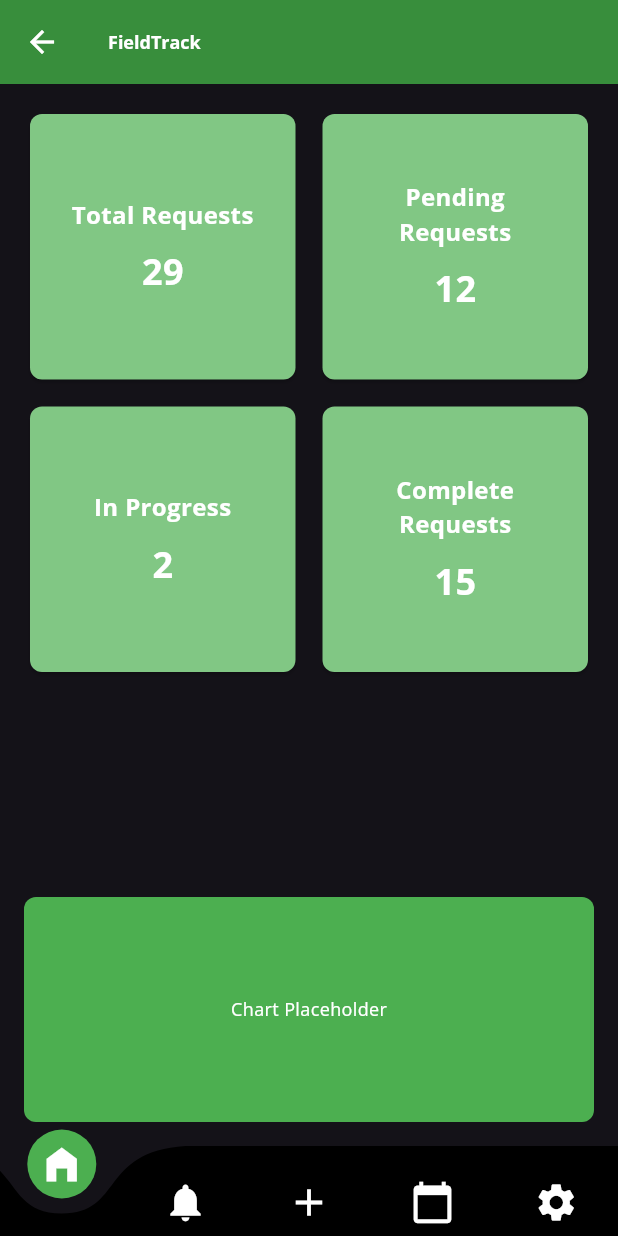
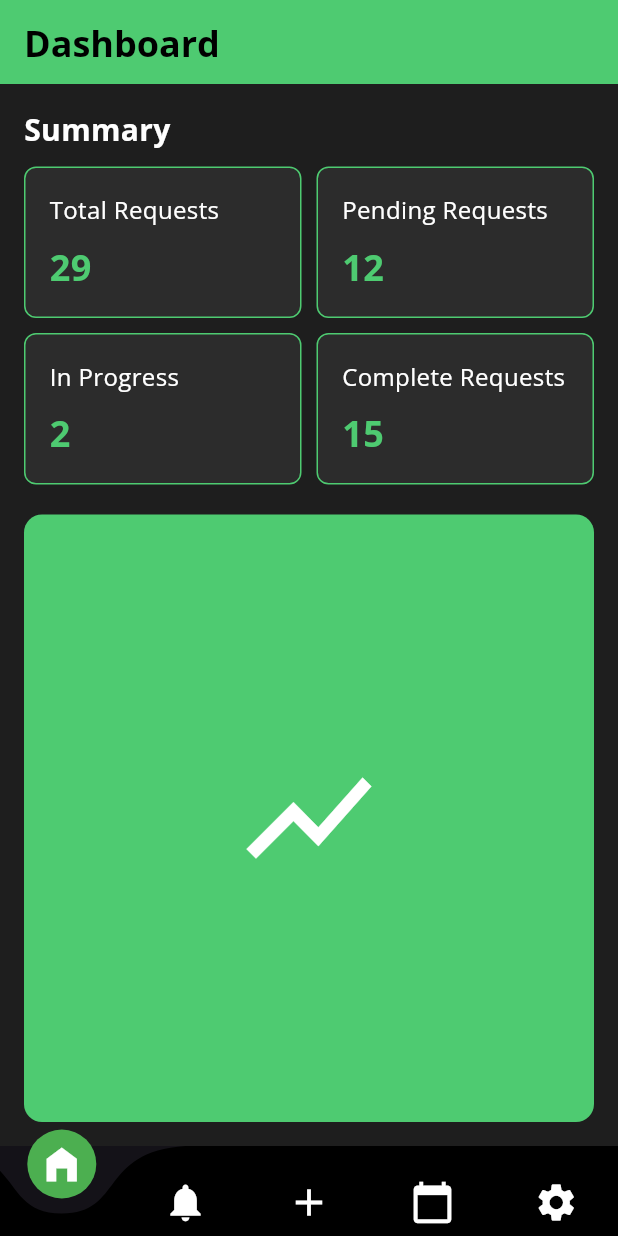
Before and after one commit to MarkMuyobe/FieldTrack, a Flutter app: the MyHomePage screen opened directly, on a phone screen of 412 x 824 dp. Run offline on Flutter 3.47's test engine with Material 3 defaults, Android fonts, the light colour scheme and no system bars; drawn by our look-alikes of curved_navigation_bar; our stand-ins replace firebase_auth, firebase_core, fluttertoast, google_fonts; accounts and stored records are empty; network calls fail.

Commit message:
Dashboard and Navbar

```diff
--- a/lib/pages/dashboard.dart
+++ b/lib/pages/dashboard.dart
@@ -1,41 +1,138 @@
 import 'package:flutter/material.dart';
 
 class Dashboard extends StatelessWidget {
-  const Dashboard({super.key});
+  const Dashboard({Key? key}) : super(key: key);
 
   @override
   Widget build(BuildContext context) {
-    return Padding(
+    return Scaffold(
+      backgroundColor: const Color(0xFF1E1E1E), // Dark background color
+      appBar: AppBar(
+        backgroundColor: const Color(0xFF4ECB71), // Green app bar color
+        title: const Text(
+          'Dashboard',
+          style: TextStyle(fontSize: 24, fontWeight: FontWeight.bold, color: Colors.black),
+        ),
+        automaticallyImplyLeading: false, // Remove back button
+      ),
+      body: Padding(
         padding: const EdgeInsets.all(16.0),
         child: Column(
+          crossAxisAlignment: CrossAxisAlignment.start,
           children: [
-          // Summary Section
+            // Top Section (Title and Switch Placeholder)
+            const Row(
+              mainAxisAlignment: MainAxisAlignment.spaceBetween,
+              children: [
+                Text(
+                  'Summary',
+                  style: TextStyle(
+                    fontSize: 20,
+                    color: Colors.white,
+                    fontWeight: FontWeight.bold,
+                  ),
+                ),
+              ],
+            ),
+            const SizedBox(height: 10),
+
+            // First Row (Total Requests and Pending Requests)
+            const Row(
+              children: [
                 Expanded(
-            child: GridView.count(
-              crossAxisCount: 2,
-              crossAxisSpacing: 10.0,
-              mainAxisSpacing: 10.0,
-              children: <Widget>[
-                SummaryCard(title: "Total Requests", value: "29"),
-                SummaryCard(title: "Pending Requests", value: "12"),
-                SummaryCard(title: "In Progress", value: "2"),
-                SummaryCard(title: "Complete Requests", value: "15"),
+                  child: SummaryCard(
+                    title: 'Total Requests',
+                    value: '29',
+                    color: Color(0xFF4ECB71),
+                  ),
+                ),
+                SizedBox(width: 10),
+                Expanded(
+                  child: SummaryCard(
+                    title: 'Pending Requests',
+                    value: '12',
+                    color: Color(0xFF4ECB71),
+                  ),
+                ),
+              ],
+            ),
+            const SizedBox(height: 10),
+
+            // Second Row (In Progress and Complete Requests)
+            const Row(
+              children: [
+                Expanded(
+                  child: SummaryCard(
+                    title: 'In Progress',
+                    value: '2',
+                    color: Color(0xFF4ECB71),
+                  ),
+                ),
+                SizedBox(width: 10),
+                Expanded(
+                  child: SummaryCard(
+                    title: 'Complete Requests',
+                    value: '15',
+                    color: Color(0xFF4ECB71),
+                  ),
+                ),
+              ],
+            ),
+            const SizedBox(height: 20),
+
+            // Graph Section (Placeholder for now)
+            Expanded(
+              child: Container(
+                decoration: BoxDecoration(
+                  color: const Color(0xFF4ECB71),
+                  borderRadius: BorderRadius.circular(12),
+                ),
+                child: const Center(
+                  child: Icon(
+                    Icons.show_chart, // Placeholder for graph
+                    size: 100,
+                    color: Colors.white,
+                  ),
+                ),
+              ),
+            ),
           ],
         ),
       ),
-          // Chart Section
-          Container(
-            height: 150,
+    );
+  }
+}
+
+class SummaryCard extends StatelessWidget {
+  final String title;
+  final String value;
+  final Color color;
+
+  const SummaryCard({Key? key, required this.title, required this.value, required this.color}) : super(key: key);
+
+  @override
+  Widget build(BuildContext context) {
+    return Container(
+      padding: const EdgeInsets.all(16),
       decoration: BoxDecoration(
-              color: Colors.green,
-              borderRadius: BorderRadius.circular(8.0),
+        color: const Color(0xFF2C2C2C), // Dark card background
+        borderRadius: BorderRadius.circular(8),
+        border: Border.all(color: color),
       ),
-            child: const Center(
-              child: Text('Chart Placeholder',
+      child: Column(
+        crossAxisAlignment: CrossAxisAlignment.start,
+        children: [
+          Text(
+            title,
+            style: const TextStyle(fontSize: 16, color: Colors.white),
+          ),
+          const SizedBox(height: 10),
+          Text(
+            value,
             style: TextStyle(
-                      color: Colors.white
-                  )
-              )
+              fontSize: 24,
+              color: color,
+              fontWeight: FontWeight.bold,
             ),
           ),
         ],
@@ -43,37 +140,3 @@ class Dashboard extends StatelessWidget {
     );
   }
 }
-
-// Custom widget for Summary Cards
-class SummaryCard extends StatelessWidget {
-  final String title;
-  final String value;
-
-  const SummaryCard({super.key, required this.title, required this.value});
-
-  @override
-  Widget build(BuildContext context) {
-    return Card(
-      color: Colors.green[300],
-      shape: RoundedRectangleBorder(borderRadius: BorderRadius.circular(8.0)),
-      child: Padding(
-        padding: const EdgeInsets.all(16.0),
-        child: Column(
-          mainAxisAlignment: MainAxisAlignment.center,
-          children: [
-            Text(
-              title,
-              style: const TextStyle(color: Colors.white, fontSize: 16, fontWeight: FontWeight.bold),
-              textAlign: TextAlign.center,
-            ),
-            const SizedBox(height: 10),
-            Text(
-              value,
-              style: const TextStyle(color: Colors.white, fontSize: 24, fontWeight: FontWeight.bold),
-            ),
-          ],
-        ),
-      ),
-    );
-  }
-}
--- a/lib/pages/homepage.dart
+++ b/lib/pages/homepage.dart
@@ -1,7 +1,6 @@
 import 'package:flutter/material.dart';
 import 'package:curved_navigation_bar/curved_navigation_bar.dart';
-
-import 'dashboard.dart';
+import 'dashboard.dart'; // Import the Dashboard screen
 
 class MyHomePage extends StatefulWidget {
   const MyHomePage({super.key, required this.title});
@@ -16,7 +15,7 @@ class _MyHomePageState extends State<MyHomePage> {
   int _selectedIndex = 0;
 
   final List<Widget> _pages = <Widget>[
-    const Dashboard(),
+    Dashboard(), // Dashboard page
     const Center(child: Text('Notifications', style: TextStyle(fontSize: 24))),
     const Center(child: Text('Add', style: TextStyle(fontSize: 24))),
     const Center(child: Text('Calendar', style: TextStyle(fontSize: 24))),
@@ -26,28 +25,24 @@ class _MyHomePageState extends State<MyHomePage> {
   @override
   Widget build(BuildContext context) {
     return Scaffold(
-      appBar: AppBar(
-        title: const Text('FieldTrack',style: TextStyle(fontSize: 12),),
-        backgroundColor: Colors.green[700],
-      ),
-      body: _pages[_selectedIndex],
+      body: _pages[_selectedIndex], // Display the selected page
       // Bottom Navigation Bar
       bottomNavigationBar: CurvedNavigationBar(
-        backgroundColor: Colors.transparent,  // The color of the page background
-        color: Colors.black,  // The color of the curved bar
-        buttonBackgroundColor: Colors.green,  // The background color of the selected button
-        animationDuration: const Duration(milliseconds: 300),  // Animation duration
-        height: 60,  // Height of the curved bar
+        backgroundColor: Colors.transparent, // Background behind the bar
+        color: Colors.black, // Curved navigation bar color
+        buttonBackgroundColor: Colors.green, // Selected button background color
+        animationDuration: const Duration(milliseconds: 300), // Animation duration
+        height: 60, // Curved bar height
         items: const <Widget>[
-          Icon(Icons.home_filled, size: 30, color: Colors.white),
-          Icon(Icons.notifications, size: 30, color: Colors.white),
-          Icon(Icons.add, size: 30, color: Colors.white),  // Icon for add Item
-          Icon(Icons.calendar_today, size: 30, color: Colors.white),  // Icon for Calendar
-          Icon(Icons.settings, size: 30, color: Colors.white),  // Icon for Settings
+          Icon(Icons.home_filled, size: 30, color: Colors.white), // Home icon
+          Icon(Icons.notifications, size: 30, color: Colors.white), // Notifications icon
+          Icon(Icons.add, size: 30, color: Colors.white), // Add icon
+          Icon(Icons.calendar_today, size: 30, color: Colors.white), // Calendar icon
+          Icon(Icons.settings, size: 30, color: Colors.white), // Settings icon
         ],
         onTap: (index) {
-          setState((){
-            _selectedIndex = index;
+          setState(() {
+            _selectedIndex = index; // Update the selected index
           });
         },
       ),
--- a/lib/pages/login_page.dart
+++ b/lib/pages/login_page.dart
@@ -1,7 +1,9 @@
 import 'package:firebase_auth/firebase_auth.dart';
 import 'package:flutter/material.dart';
+import 'package:mad_demo/pages/homepage.dart';
 
 import '../services/auth.dart';
+import 'dashboard.dart'; // Import the Dashboard page
 import 'sign_up.dart'; // Import the SignUpPage
 
 class LoginPage extends StatefulWidget {
@@ -23,6 +25,11 @@ class _LoginPageState extends State<LoginPage> {
       await Auth().signInWithEmailAndPassword(
         email: _controllerEmail.text,
         password: _controllerPassword.text,
+      );
+      // Navigate to the dashboard page after successful login
+      Navigator.pushReplacement(
+        context,
+        MaterialPageRoute(builder: (context) => MyHomePage(title: 'm',)),
       );
     } on FirebaseAuthException catch (e) {
       setState(() {
@@ -68,7 +75,7 @@ class _LoginPageState extends State<LoginPage> {
       },
       child: Text(isLogin ? 'Don\'t have an account? Sign up instead' : 'Already have an account? Login'),
       style: TextButton.styleFrom(
-        foregroundColor: const Color(0xFF4ECB71), // Adjust color as needed
+        foregroundColor: const Color(0xFF4ECB71),
         padding: EdgeInsets.zero,
         minimumSize: Size.zero,
         tapTargetSize: MaterialTapTargetSize.shrinkWrap,
```
Lines whose indentation alone changed are shown as unchanged.
